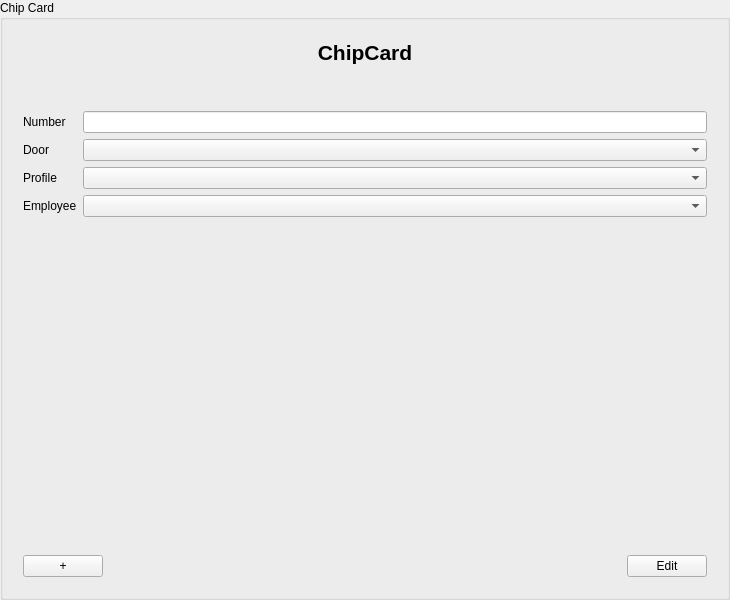
The window that src/libs/widgets/src/views/chipcardinputarea.ui (jmuelbert/jmbde-QT) describes before a commit, drawn with Qt 5.
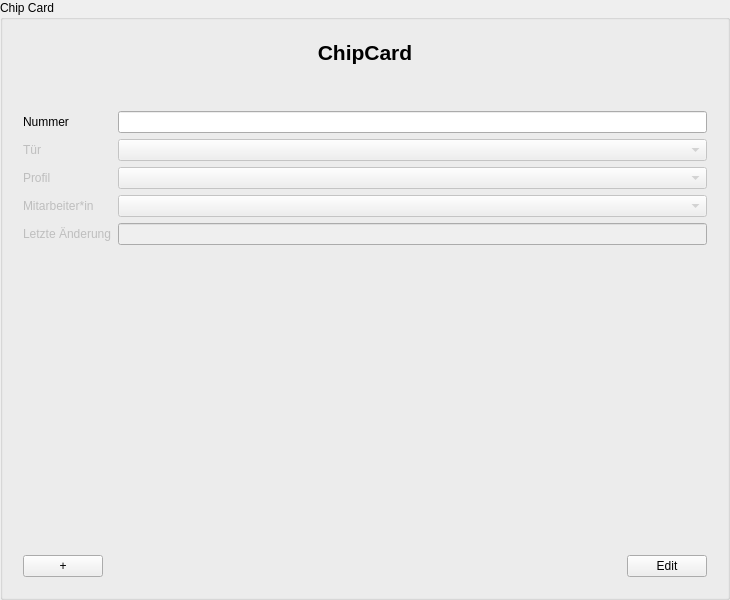
The same window after the commit.

```diff
--- a/src/libs/widgets/src/views/chipcardinputarea.ui
+++ b/src/libs/widgets/src/views/chipcardinputarea.ui
@@ -65,7 +65,10 @@
         <item row="0" column="0">
          <widget class="QLabel" name="label_Number">
           <property name="text">
-           <string>Number</string>
+           <string>Nummer</string>
+          </property>
+          <property name="buddy">
+           <cstring>numberLineEdit</cstring>
           </property>
          </widget>
         </item>
@@ -73,34 +76,84 @@
          <widget class="QLineEdit" name="lineEdit_Number"/>
         </item>
         <item row="1" column="0">
-         <widget class="QLabel" name="label_Door">
+         <widget class="QLabel" name="doorLabel">
+          <property name="enabled">
+           <bool>false</bool>
+          </property>
           <property name="text">
-           <string>Door</string>
+           <string>Tür</string>
+          </property>
+          <property name="buddy">
+           <cstring>doorComboBox</cstring>
           </property>
          </widget>
         </item>
         <item row="1" column="1">
-         <widget class="QComboBox" name="comboBox_Door"/>
+         <widget class="QComboBox" name="doorComboBox">
+          <property name="enabled">
+           <bool>false</bool>
+          </property>
+         </widget>
         </item>
         <item row="2" column="0">
-         <widget class="QLabel" name="label_Profile">
+         <widget class="QLabel" name="profileLabel">
+          <property name="enabled">
+           <bool>false</bool>
+          </property>
           <property name="text">
-           <string>Profile</string>
+           <string>Profil</string>
+          </property>
+          <property name="buddy">
+           <cstring>profileComboBox</cstring>
           </property>
          </widget>
         </item>
         <item row="2" column="1">
-         <widget class="QComboBox" name="comboBox_Profile"/>
+         <widget class="QComboBox" name="profileComboBox">
+          <property name="enabled">
+           <bool>false</bool>
+          </property>
+         </widget>
         </item>
         <item row="3" column="0">
-         <widget class="QLabel" name="label_Employee">
+         <widget class="QLabel" name="employeeLabel">
+          <property name="enabled">
+           <bool>false</bool>
+          </property>
           <property name="text">
-           <string>Employee</string>
+           <string>Mitarbeiter*in</string>
+          </property>
+          <property name="buddy">
+           <cstring>employeeComboBox</cstring>
           </property>
          </widget>
         </item>
         <item row="3" column="1">
-         <widget class="QComboBox" name="comboBox_Employee"/>
+         <widget class="QComboBox" name="employeeComboBox">
+          <property name="enabled">
+           <bool>false</bool>
+          </property>
+         </widget>
+        </item>
+        <item row="4" column="0">
+         <widget class="QLabel" name="lastUpdateLabel">
+          <property name="enabled">
+           <bool>false</bool>
+          </property>
+          <property name="text">
+           <string>Letzte Änderung</string>
+          </property>
+          <property name="buddy">
+           <cstring>lastUpdateLineEdit</cstring>
+          </property>
+         </widget>
+        </item>
+        <item row="4" column="1">
+         <widget class="QLineEdit" name="lastUpdateLineEdit">
+          <property name="enabled">
+           <bool>false</bool>
+          </property>
+         </widget>
         </item>
        </layout>
       </item>
```
Left out of the diff: 9 changed lines with no effect on the pictures.
